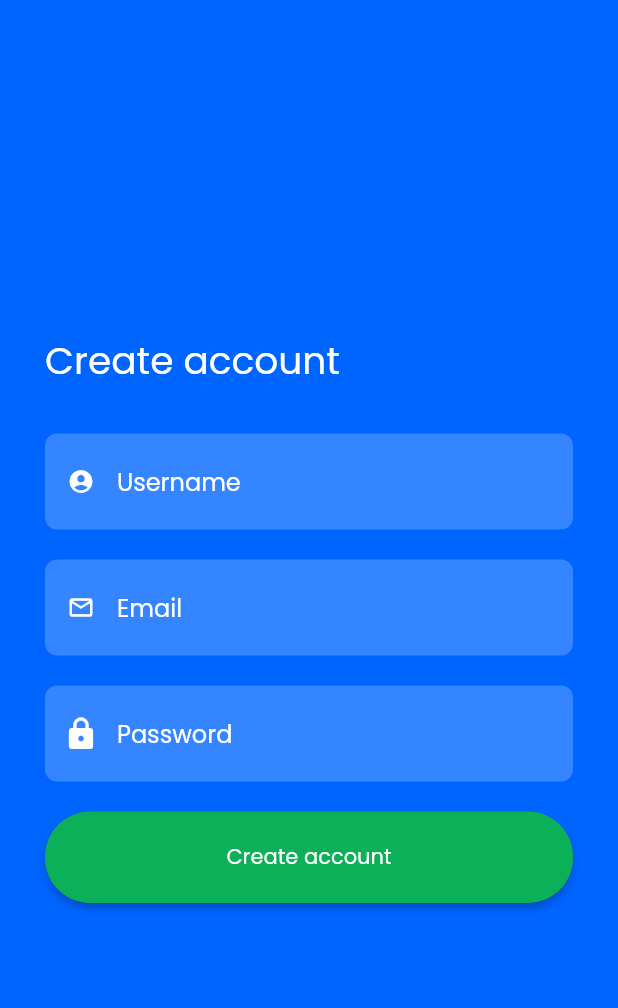
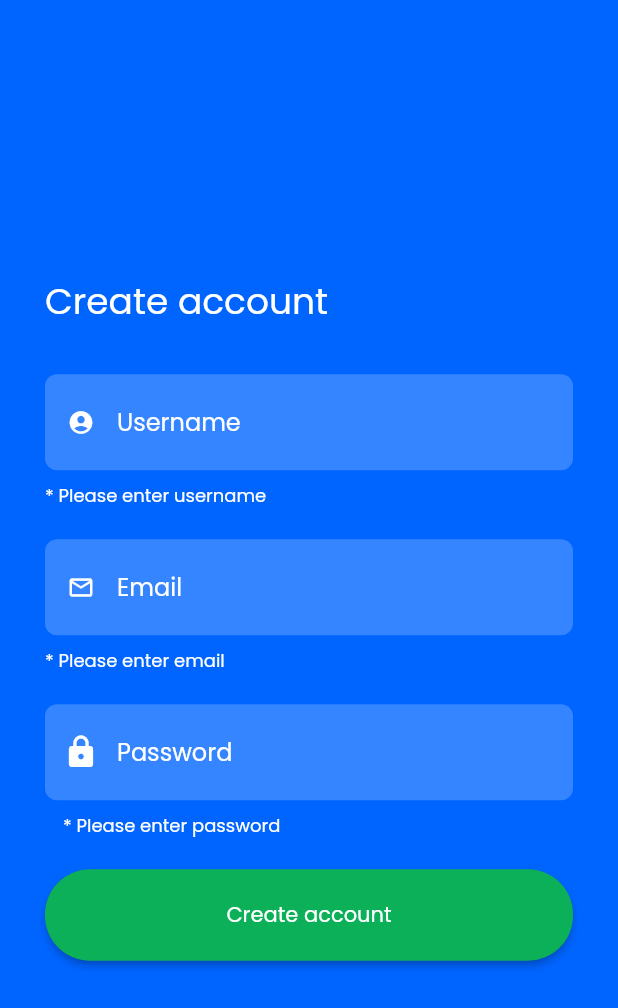
Before and after one commit to sammyodiagbe/brainbatu-mobile, a Flutter app: the SignupScreen screen opened directly, after a tap on "Create account", on a phone screen of 412 x 824 dp. Shown: the top 1008 px of the screen. Run offline on Flutter 3.47's test engine with Material 2 defaults, Android fonts, the phone set to English and light mode, and no system bars.

```diff
--- a/lib/screens/auth/signup.dart
+++ b/lib/screens/auth/signup.dart
@@ -15,6 +15,7 @@ class _SignupScreenState extends State<SignupScreen> {
     return Scaffold(
       backgroundColor: Color(0xff0064FF),
       body: SafeArea(
+        child: SingleChildScrollView(
           child: Container(
             height: screenHeight,
             width: screenWidth,
@@ -32,13 +33,20 @@ class _SignupScreenState extends State<SignupScreen> {
                         child: Text(
                           'Create account',
                           style: TextStyle(
-                              fontSize: 25,
+                              fontSize: 24,
                               fontFamily: "Poppins",
                               color: Colors.white),
                         ),
                       ),
                       SizedBox(height: 30),
                       TextFormField(
+                        validator: (value) {
+                          if (value.isEmpty) {
+                            return '* Please enter username';
+                          }
+                          return null;
+                        },
+                        style: TextStyle(color: Colors.white),
                         decoration: InputDecoration(
                           hintText: 'Username',
                           prefixIcon:
@@ -49,16 +57,31 @@ class _SignupScreenState extends State<SignupScreen> {
                             borderSide: BorderSide(color: Colors.transparent),
                             borderRadius: BorderRadius.circular(8),
                           ),
+                          errorBorder: OutlineInputBorder(
+                            borderSide: BorderSide(color: Colors.transparent),
+                            borderRadius: BorderRadius.circular(8),
+                          ),
                           hintStyle: TextStyle(
                               color: Colors.white, fontFamily: 'Poppins'),
                           focusColor: Color(0xff6b88ff),
-                          focusedBorder: InputBorder.none,
+                          focusedBorder: OutlineInputBorder(
+                            borderSide: BorderSide(color: Colors.transparent),
+                            borderRadius: BorderRadius.circular(8),
+                          ),
                           isDense: true,
                           contentPadding: EdgeInsets.symmetric(vertical: 20),
+                          errorStyle: TextStyle(color: Colors.white),
                         ),
                       ),
                       SizedBox(height: 20),
                       TextFormField(
+                        validator: (value) {
+                          if (value.trim().isEmpty) {
+                            return '* Please enter email';
+                          }
+                          return null;
+                        },
+                        style: TextStyle(color: Colors.white),
                         decoration: InputDecoration(
                             hintText: 'Email',
                             prefixIcon:
@@ -69,15 +92,26 @@ class _SignupScreenState extends State<SignupScreen> {
                               borderSide: BorderSide(color: Colors.transparent),
                               borderRadius: BorderRadius.circular(8),
                             ),
+                            errorBorder: OutlineInputBorder(
+                              borderSide: BorderSide(color: Colors.transparent),
+                              borderRadius: BorderRadius.circular(8),
+                            ),
                             hintStyle: TextStyle(
                                 color: Colors.white, fontFamily: 'Poppins'),
                             focusedBorder: InputBorder.none,
                             isDense: true,
                             contentPadding: EdgeInsets.symmetric(vertical: 20),
-                        ),
+                            errorStyle: TextStyle(color: Colors.white)),
                       ),
                       SizedBox(height: 20),
                       TextFormField(
+                        validator: (value) {
+                          if (value.trim().isEmpty) {
+                            return '* Please enter password';
+                          }
+                          return null;
+                        },
+                        style: TextStyle(color: Colors.white),
                         obscureText: true,
                         decoration: InputDecoration(
                             hintText: 'Password',
@@ -88,10 +122,19 @@ class _SignupScreenState extends State<SignupScreen> {
                               borderSide: BorderSide(color: Colors.transparent),
                               borderRadius: BorderRadius.circular(8),
                             ),
+                            errorBorder: OutlineInputBorder(
+                              borderSide: BorderSide(color: Colors.transparent),
+                              borderRadius: BorderRadius.circular(8),
+                            ),
                             hintStyle: TextStyle(
-                              color: Colors.white, fontFamily: 'Poppins'),
-                          focusedBorder: InputBorder.none,
+                              color: Colors.white,
+                              fontFamily: 'Poppins',
                             ),
+                            focusedBorder: OutlineInputBorder(
+                              borderSide: BorderSide(color: Colors.transparent),
+                              borderRadius: BorderRadius.circular(8),
+                            ),
+                            errorStyle: TextStyle(color: Colors.white)),
                       ),
                       SizedBox(height: 20),
                       Container(
@@ -103,7 +146,21 @@ class _SignupScreenState extends State<SignupScreen> {
                             style: TextStyle(
                                 color: Colors.white, fontFamily: "Poppins"),
                           ),
-                          onPressed: () {},
+                          onPressed: () {
+                            if (_formKey.currentState.validate()) {
+                              Scaffold.of(context).showSnackBar(
+                                SnackBar(
+                                  content: Text('Valid form'),
+                                ),
+                              );
+                            } else {
+                              Scaffold.of(context).showSnackBar(
+                                SnackBar(
+                                  content: Text('Invaid data'),
+                                ),
+                              );
+                            }
+                          },
                           color: Color(0xff0CB058),
                           shape: RoundedRectangleBorder(
                             borderRadius: BorderRadius.circular(30),
@@ -117,7 +174,9 @@ class _SignupScreenState extends State<SignupScreen> {
                   ),
                 )
               ],
-            )),
+            ),
+          ),
+        ),
       ),
     );
   }
--- a/pubspec.yaml
+++ b/pubspec.yaml
@@ -28,6 +28,7 @@ dependencies:
   # Use with the CupertinoIcons class for iOS style icons.
   cupertino_icons: ^0.1.3
   google_fonts: ^1.1.0
+  http: ^0.12.2
 
 dev_dependencies:
   flutter_test:
@@ -44,9 +45,6 @@ flutter:
     - family: Poppins
       fonts:
         - asset: assets/fonts/Poppins-Regular.ttf
-    - family: Montseratt
-      fonts:
-        - asset: assets/fonts/Montseratt-Regular.ttf
   # The following line ensures that the Material Icons font is
   # included with your application, so that you can use the icons in
   # the material Icons class.
```
Also changed, not shown: lib/screens/auth/login.dart (+29 -13 lines), lib/screens/other/landingScreen.dart (+9 -2 lines), lib/services/authService.dart (added, +21 -0 lines), pubspec.lock. Lines whose indentation alone changed are shown as unchanged.
